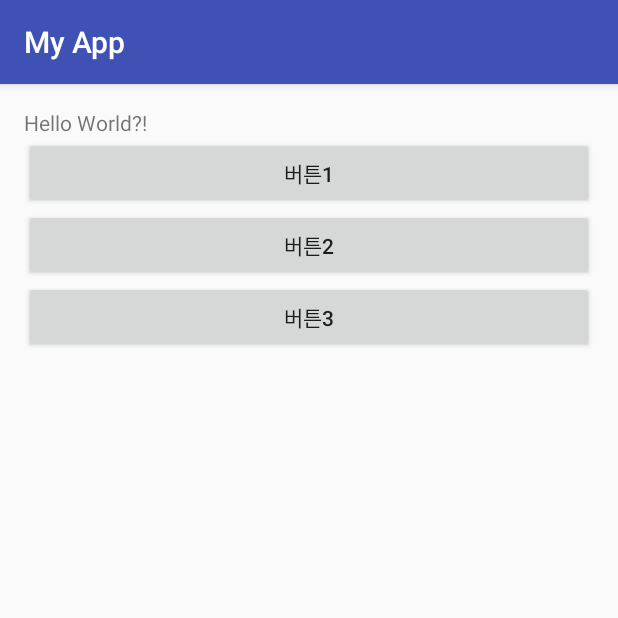
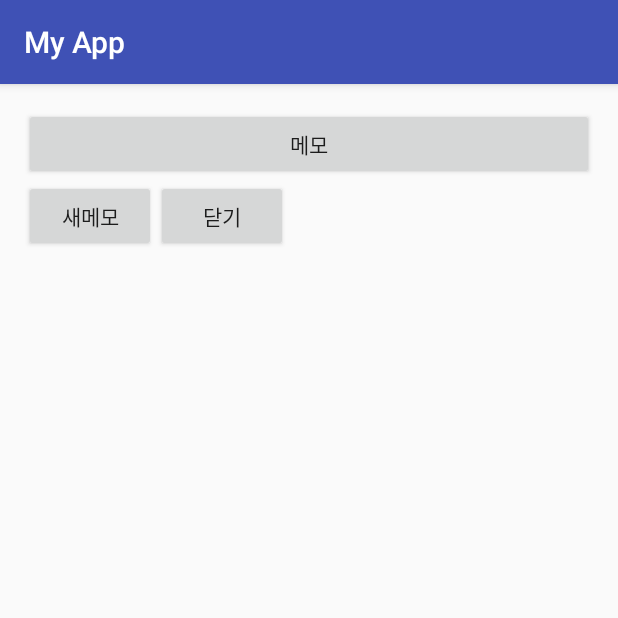
Before and after one commit to DaeunBang/study, an Android app: the screen it shows after launch (MainActivity), on a phone screen of 412 x 824 dp, the top half of it. Run offline under Robolectric (Android 15) with nearby library versions, the phone set to English and light mode, and no system bars.

Commit message:
DB컨트롤(Select) 앱 만들기_layout 단계

```diff
--- a/MyApp/app/src/main/res/layout/activity_main.xml
+++ b/MyApp/app/src/main/res/layout/activity_main.xml
@@ -10,26 +10,29 @@
     android:paddingTop="@dimen/activity_vertical_margin"
     tools:context="com.example.bangdaewoon.myapp.MainActivity">
 
-    <TextView
-        android:layout_width="wrap_content"
+    <RelativeLayout
+        android:id="@+id/titleLayout"
+        android:layout_width="match_parent"
         android:layout_height="wrap_content"
-        android:text="Hello World?!" />
-
+        android:layout_alignParentTop="true"
+        >
         <Button
             android:layout_width="match_parent"
             android:layout_height="wrap_content"
-        android:text="버튼1">
-    </Button>
+            android:text="메모"/>
+    </RelativeLayout>
 
+    <LinearLayout
+        android:orientation="horizontal"
+        android:layout_width="wrap_content"
+        android:layout_height="wrap_content">
         <Button
-        android:layout_width="match_parent"
+            android:layout_width="wrap_content"
             android:layout_height="wrap_content"
-        android:text="버튼2">
-    </Button>
-
+            android:text="새메모"/>
         <Button
-        android:layout_width="match_parent"
+            android:layout_width="wrap_content"
             android:layout_height="wrap_content"
-        android:text="버튼3">
-    </Button>
+            android:text="닫기"/>
     </LinearLayout>
+</LinearLayout>
```
Lines whose indentation alone changed are shown as unchanged.
